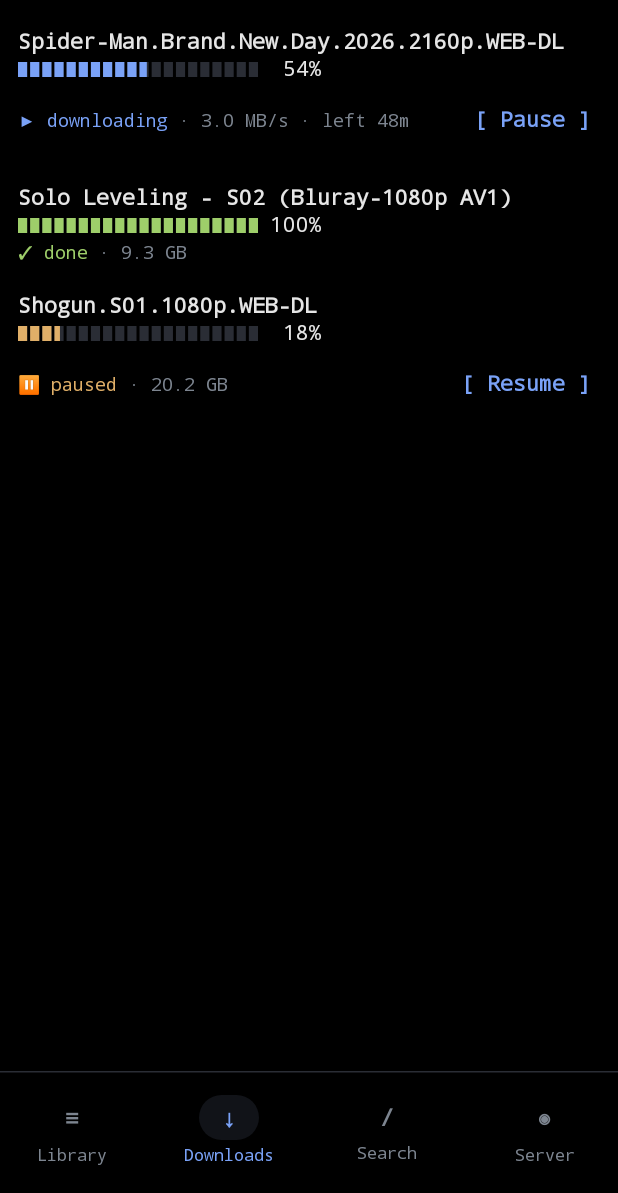
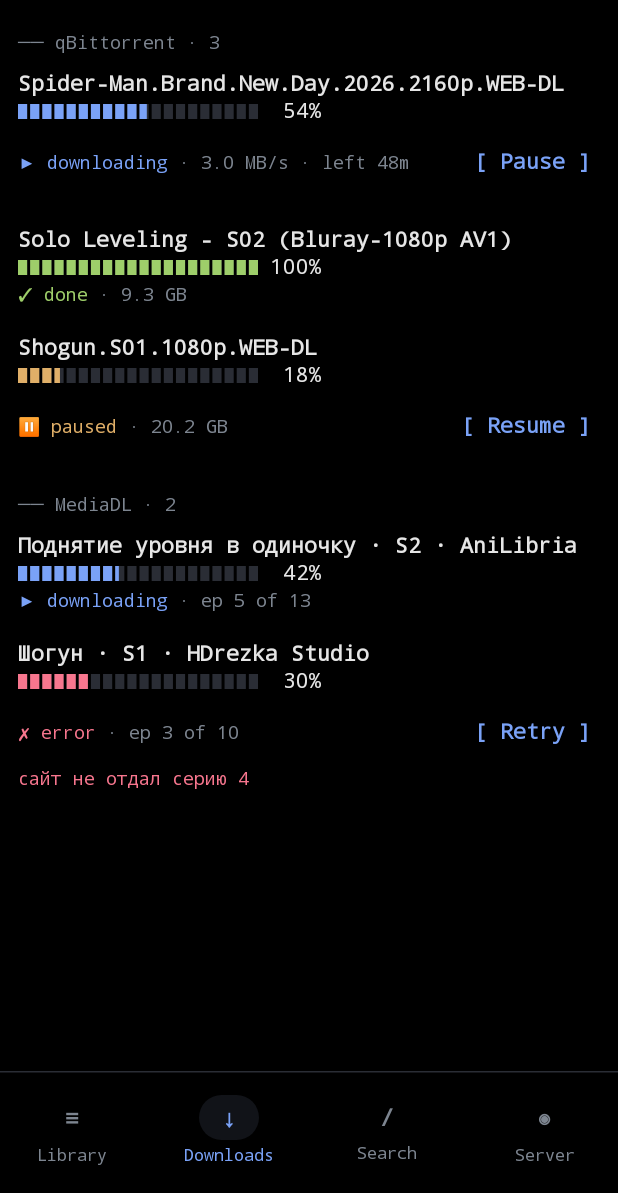
Before and after one commit to 240107095-netizen/homepanel-mobile, an Android app built with Jetpack Compose: the DownloadsScreen screen opened through its navigation route, on a phone screen of 412 x 824 dp, the part 43-1236 px from its top. Run offline under Robolectric (Android 15) with nearby library versions, the phone set to English and light mode, and no system bars.

Commit message:
онлайн-загрузки mediadl во вкладке загрузок

```diff
--- a/app/src/main/java/com/example/homepanel/ui/downloads/DownloadsScreen.kt
+++ b/app/src/main/java/com/example/homepanel/ui/downloads/DownloadsScreen.kt
@@ -29,6 +29,8 @@ import androidx.compose.ui.unit.dp
 import androidx.lifecycle.compose.collectAsStateWithLifecycle
 import androidx.lifecycle.viewmodel.compose.viewModel
 import com.example.homepanel.R
+import com.example.homepanel.data.model.JobStatus
+import com.example.homepanel.data.model.OnlineJob
 import com.example.homepanel.data.model.Torrent
 import com.example.homepanel.data.model.TorrentState
 import com.example.homepanel.ui.UiState
@@ -67,7 +69,13 @@ fun DownloadsScreen(
     }
 
     Box(modifier.fillMaxSize()) {
-        DownloadsContent(state, onToggle = viewModel::toggle, onRetry = viewModel::load, onRefresh = viewModel::pullRefresh)
+        DownloadsContent(
+            state,
+            onToggle = viewModel::toggle,
+            onRetry = viewModel::load,
+            onRefresh = viewModel::pullRefresh,
+            onRetryJob = viewModel::retryJob,
+        )
         SnackbarHost(snackbar, Modifier.align(Alignment.BottomCenter))
     }
 }
@@ -80,6 +88,7 @@ fun DownloadsContent(
     onRetry: () -> Unit,
     modifier: Modifier = Modifier,
     onRefresh: () -> Unit = {},
+    onRetryJob: (OnlineJob) -> Unit = {},
 ) {
     Column(modifier.fillMaxSize()) {
         TopStatusBar(title = stringResource(R.string.downloads_title)) {
@@ -93,12 +102,20 @@ fun DownloadsContent(
         when (val torrents = state.torrents) {
             UiState.Loading -> LoadingState()
             is UiState.Error -> ErrorState(stringResource(torrents.message), onRetry)
-            is UiState.Success -> if (torrents.data.isEmpty()) {
+            is UiState.Success -> if (torrents.data.isEmpty() && state.jobs.isEmpty()) {
                 EmptyState(stringResource(R.string.downloads_empty), hint = stringResource(R.string.downloads_empty_hint))
             } else {
                 PullToRefreshBox(state.isRefreshing, onRefresh = onRefresh, modifier = Modifier.fillMaxSize()) {
                     LazyColumn(Modifier.fillMaxSize()) {
-                        items(torrents.data, key = { it.hash }) { TorrentRow(it, onToggle = { onToggle(it) }) }
+                        // Две секции: торренты (qBittorrent) и онлайн-загрузки (MediaDL)
+                        if (torrents.data.isNotEmpty()) {
+                            item(key = "h-torrents") { SectionHeader("qBittorrent", torrents.data.size) }
+                            items(torrents.data, key = { it.hash }) { TorrentRow(it, onToggle = { onToggle(it) }) }
+                        }
+                        if (state.jobs.isNotEmpty()) {
+                            item(key = "h-jobs") { SectionHeader("MediaDL", state.jobs.size) }
+                            items(state.jobs, key = { "job-" + it.id }) { JobRow(it, onRetry = { onRetryJob(it) }) }
+                        }
                     }
                 }
             }
@@ -136,6 +153,66 @@ private fun TorrentRow(torrent: Torrent, onToggle: () -> Unit) {
                 TorrentState.PAUSED -> TuiButton(stringResource(R.string.action_resume), onToggle)
                 else -> {}
             }
+        }
+    }
+}
+
+@Composable
+private fun SectionHeader(name: String, count: Int) {
+    Text(
+        "── $name · $count",
+        style = MaterialTheme.typography.labelMedium,
+        color = MaterialTheme.tui.muted,
+        modifier = Modifier.padding(start = 12.dp, end = 12.dp, top = 10.dp, bottom = 2.dp),
+    )
+}
+
+// Задача MediaDL:
+//  Поднятие уровня в одиночку · S2 · AniLibria
+//  ████████▌         42%
+//  ▶ downloading · ep 5 of 13
+//  ✗ сайт не отдал серию 4                     [ Retry ]
+@Composable
+private fun JobRow(job: OnlineJob, onRetry: () -> Unit) {
+    Column(
+        Modifier
+            .fillMaxWidth()
+            .padding(horizontal = 12.dp, vertical = 10.dp),
+    ) {
+        val head = buildList {
+            add(job.title)
+            if (!job.isFilm) add(stringResource(R.string.job_season, job.season))
+            if (job.dub.isNotEmpty()) add(job.dub)
+        }.joinToString(" · ")
+        Text(head, style = MaterialTheme.typography.titleSmall, maxLines = 1, overflow = TextOverflow.Ellipsis)
+        val kind = when (job.status) {
+            JobStatus.RUNNING -> StatusKind.ACTIVE
+            JobStatus.QUEUED -> StatusKind.WAIT
+            JobStatus.DONE -> StatusKind.OK
+            JobStatus.FAILED -> StatusKind.ERROR
+        }
+        TuiProgress(job.progress, color = kind.color(), modifier = Modifier.padding(vertical = 2.dp))
+        Row(verticalAlignment = Alignment.CenterVertically) {
+            val (icon, label) = when (job.status) {
+                JobStatus.RUNNING -> "▶" to R.string.torrent_downloading
+                JobStatus.QUEUED -> "◷" to R.string.job_queued
+                JobStatus.DONE -> "✓" to R.string.torrent_done
+                JobStatus.FAILED -> "✗" to R.string.torrent_error
+            }
+            StatusBadge(icon, stringResource(label), kind)
+            Text(
+                if (job.isFilm || job.totalEpisodes == 0) "" else
+                    " · " + stringResource(R.string.job_episodes, job.doneEpisodes, job.totalEpisodes),
+                style = MaterialTheme.typography.bodySmall,
+                color = MaterialTheme.tui.muted,
+                maxLines = 1,
+                modifier = Modifier.weight(1f),
+            )
+            if (job.status == JobStatus.FAILED) TuiButton(stringResource(R.string.retry), onRetry)
+        }
+        if (job.error.isNotEmpty()) {
+            Text(job.error, style = MaterialTheme.typography.bodySmall, color = MaterialTheme.colorScheme.error,
+                maxLines = 2, overflow = TextOverflow.Ellipsis)
         }
     }
 }
--- a/app/src/main/java/com/example/homepanel/ui/downloads/DownloadsViewModel.kt
+++ b/app/src/main/java/com/example/homepanel/ui/downloads/DownloadsViewModel.kt
@@ -8,12 +8,16 @@ import androidx.lifecycle.viewmodel.viewModelFactory
 import com.example.homepanel.HomepanelApplication
 import com.example.homepanel.R
 import com.example.homepanel.data.MediaRepository
+import com.example.homepanel.data.model.JobStatus
+import com.example.homepanel.data.model.OnlineJob
 import com.example.homepanel.data.model.Torrent
 import com.example.homepanel.data.model.TorrentState
 import com.example.homepanel.ui.UiState
 import com.example.homepanel.ui.toErrorMessage
 import com.example.homepanel.ui.UserMessage
 import kotlinx.coroutines.CancellationException
+import kotlinx.coroutines.async
+import kotlinx.coroutines.coroutineScope
 import kotlinx.coroutines.delay
 import kotlinx.coroutines.flow.SharingStarted
 import kotlinx.coroutines.flow.channelFlow
@@ -28,6 +32,7 @@ data class DownloadsUiState(
     val message: UserMessage? = null,
     val stale: Boolean = false,  // связь пропала: показываем последние известные данные
     val isRefreshing: Boolean = false,
+    val jobs: List<OnlineJob> = emptyList(),  // онлайн-загрузки MediaDL
 ) {
     // Общая скорость для шапки
     val totalSpeed: Long
@@ -66,10 +71,22 @@ class DownloadsViewModel(private val repository: MediaRepository) : ViewModel()
         }
     }
 
-    private suspend fun refresh() {
+    // Торренты и задачи MediaDL спрашиваем параллельно. MediaDL не ответил — оставляем
+    // его прошлый список, а экран строится по торрентам.
+    private suspend fun refresh() = coroutineScope {
+        val jobs = async {
+            try {
+                repository.getOnlineJobs()
+            } catch (e: CancellationException) {
+                throw e
+            } catch (e: Exception) {
+                null
+            }
+        }
         try {
             val list = repository.getTorrents()
-            _state.update { it.copy(torrents = UiState.Success(list), stale = false) }
+            val online = jobs.await()
+            _state.update { it.copy(torrents = UiState.Success(list), stale = false, jobs = online ?: it.jobs) }
         } catch (e: CancellationException) {
             throw e
         } catch (e: Exception) {
@@ -100,6 +117,26 @@ class DownloadsViewModel(private val repository: MediaRepository) : ViewModel()
         }
     }
 
+    // Перезапуск упавшей задачи: сразу показываем «в очереди», при отказе откатываем
+    fun retryJob(job: OnlineJob) {
+        replaceJob(job.copy(status = JobStatus.QUEUED, error = ""))
+        viewModelScope.launch {
+            try {
+                repository.retryOnlineJob(job.id)
+                showMessage(UserMessage(R.string.msg_job_retried, job.title))
+            } catch (e: CancellationException) {
+                throw e
+            } catch (e: Exception) {
+                replaceJob(job)
+                showMessage(UserMessage(R.string.msg_action_failed))
+            }
+        }
+    }
+
+    private fun replaceJob(job: OnlineJob) {
+        _state.update { s -> s.copy(jobs = s.jobs.map { if (it.id == job.id) job else it }) }
+    }
+
     fun onMessageShown() {
         _state.update { it.copy(message = null) }
     }
--- a/app/src/main/res/values/strings.xml
+++ b/app/src/main/res/values/strings.xml
@@ -151,4 +151,8 @@
     <string name="online_default_voice">Default</string>
     <string name="msg_online_queued">▶ %1$s — queued in MediaDL</string>
     <string name="msg_online_failed">✗ MediaDL could not queue it</string>
+    <string name="job_queued">queued</string>
+    <string name="job_episodes">ep %1$d of %2$d</string>
+    <string name="job_season">S%1$d</string>
+    <string name="msg_job_retried">▶ %1$s — restarted</string>
 </resources>
```
Also changed, not shown: 2 other files.
